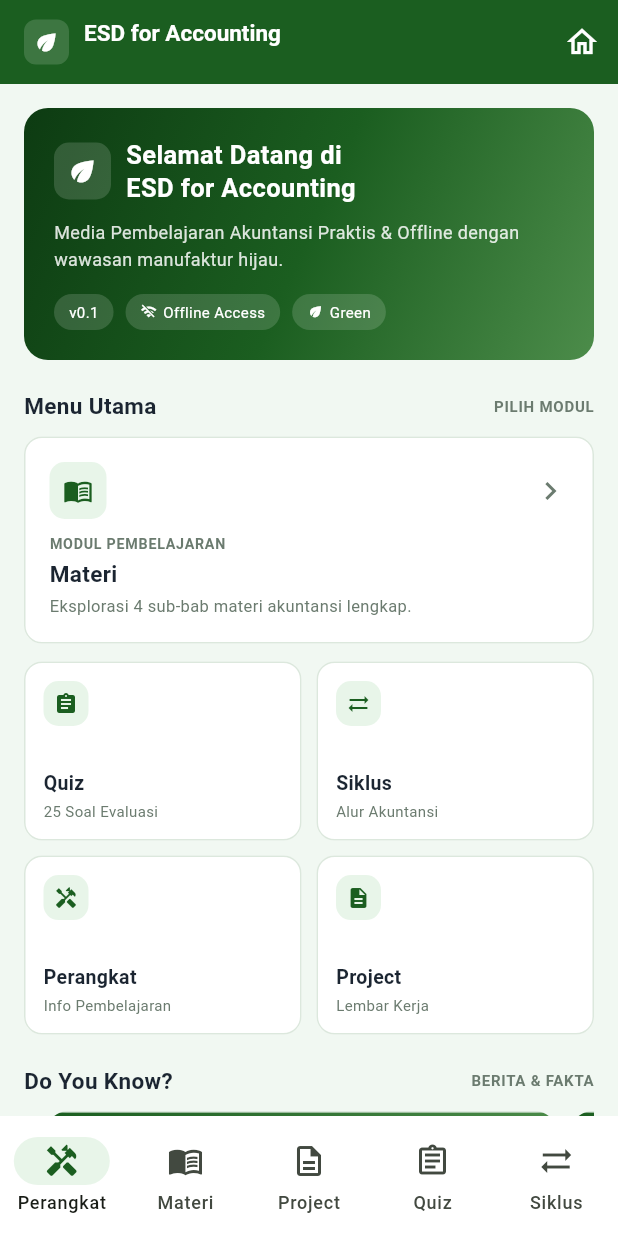
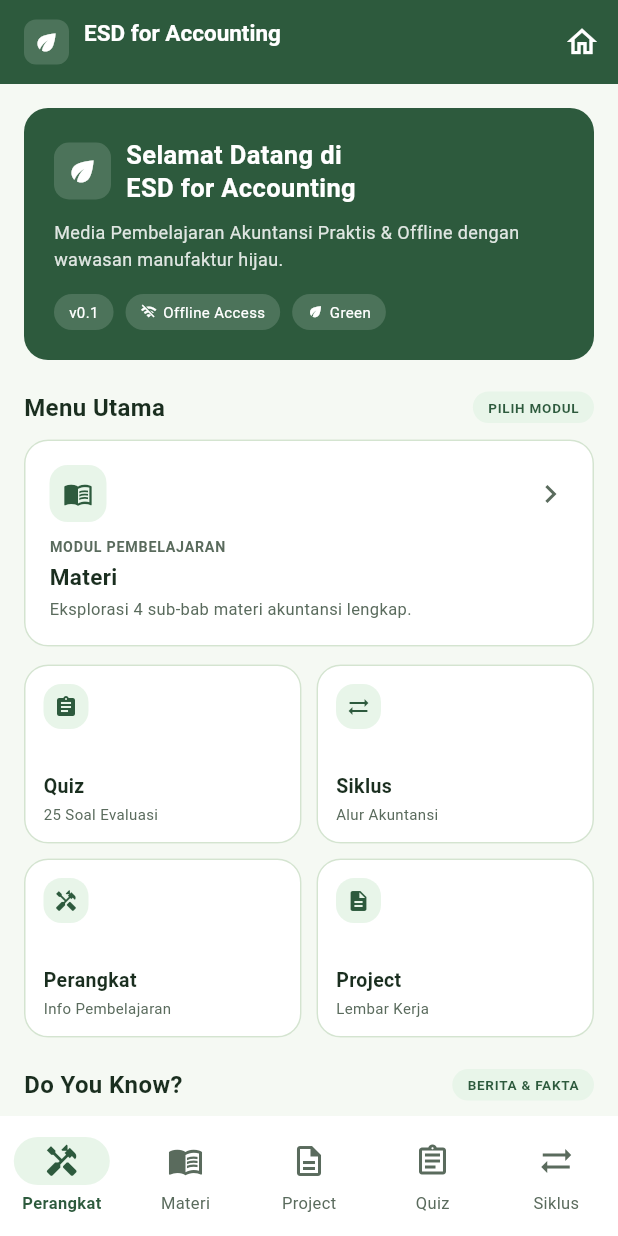
Before and after one commit to nurhadyr2/ESD-Smart-for-Accounting, a Flutter app: the screen it shows after launch, on a phone screen of 412 x 824 dp. Run offline on Flutter 3.47's test engine with Material 3 defaults, Android fonts, the phone set to English and light mode, and no system bars.

Commit message:
update color

```diff
--- a/lib/components/app_typography.dart
+++ b/lib/components/app_typography.dart
@@ -15,16 +15,16 @@ class PageHeader extends StatelessWidget {
         Text(
           title,
           style: const TextStyle(
-            fontSize: 18,
+            fontSize: 20,
             fontWeight: FontWeight.bold,
             color: AppColors.text,
           ),
         ),
-        const SizedBox(height: 4),
+        const SizedBox(height: 6),
         Text(
           subtitle,
           style: const TextStyle(
-            fontSize: 12,
+            fontSize: 12.5,
             color: AppColors.textDim,
             height: 1.5,
           ),
@@ -48,18 +48,25 @@ class SectionTitle extends StatelessWidget {
         Text(
           title,
           style: const TextStyle(
-            fontSize: 15,
+            fontSize: 16,
             fontWeight: FontWeight.bold,
             color: AppColors.text,
           ),
         ),
-        Text(
-          trailing,
-          style: const TextStyle(
-            fontSize: 10,
-            fontWeight: FontWeight.w700,
-            letterSpacing: 0.5,
-            color: AppColors.textDim,
+        Container(
+          padding: const EdgeInsets.symmetric(horizontal: 10, vertical: 4),
+          decoration: BoxDecoration(
+            color: AppColors.accentLight,
+            borderRadius: BorderRadius.circular(12),
+          ),
+          child: Text(
+            trailing,
+            style: const TextStyle(
+              fontSize: 9,
+              fontWeight: FontWeight.w700,
+              letterSpacing: 0.5,
+              color: AppColors.primary,
+            ),
           ),
         ),
       ],
@@ -77,7 +84,7 @@ class ChipLabel extends StatelessWidget {
   @override
   Widget build(BuildContext context) {
     return Container(
-      padding: const EdgeInsets.symmetric(horizontal: 9, vertical: 3),
+      padding: const EdgeInsets.symmetric(horizontal: 10, vertical: 4),
       decoration: BoxDecoration(
         color: color ?? AppColors.accentLight,
         borderRadius: BorderRadius.circular(20),
@@ -85,7 +92,7 @@ class ChipLabel extends StatelessWidget {
       child: Text(
         text,
         style: TextStyle(
-          fontSize: 9,
+          fontSize: 9.5,
           fontWeight: FontWeight.bold,
           color: textColor ?? AppColors.primary,
         ),
--- a/lib/screens/home_page.dart
+++ b/lib/screens/home_page.dart
@@ -67,11 +67,7 @@ class _HomePageState extends State<HomePage> {
   Widget _buildHeroCard() {
     return Container(
       decoration: BoxDecoration(
-        gradient: const LinearGradient(
-          colors: [AppColors.primaryDark, AppColors.primary, AppColors.primaryLight],
-          begin: Alignment.topLeft,
-          end: Alignment.bottomRight,
-        ),
+        color: AppColors.primary,
         borderRadius: BorderRadius.circular(16),
       ),
       padding: const EdgeInsets.all(20),
@@ -422,11 +418,7 @@ class _NewsCard extends StatelessWidget {
             height: 72,
             width: double.infinity,
             decoration: const BoxDecoration(
-              gradient: LinearGradient(
-                colors: [AppColors.primary, AppColors.primaryLight],
-                begin: Alignment.topLeft,
-                end: Alignment.bottomRight,
-              ),
+              color: AppColors.primary,
             ),
             child: Stack(
               children: [
--- a/lib/screens/quiz_page.dart
+++ b/lib/screens/quiz_page.dart
@@ -245,11 +245,7 @@ class _QuizPageState extends State<QuizPage> {
         Container(
           padding: const EdgeInsets.all(20),
           decoration: BoxDecoration(
-            gradient: const LinearGradient(
-              colors: [AppColors.primaryDark, AppColors.primary],
-              begin: Alignment.topLeft,
-              end: Alignment.bottomRight,
-            ),
+            color: AppColors.primary,
             borderRadius: BorderRadius.circular(16),
           ),
           child: Column(
--- a/lib/theme/app_theme.dart
+++ b/lib/theme/app_theme.dart
@@ -1,29 +1,41 @@
 import 'package:flutter/material.dart';
 
-/// Palet warna hijau — tema lingkungan / manufaktur hijau
 class AppColors {
   AppColors._();
 
-  static const Color primary = Color(0xFF1B5E20);       // hijau tua
-  static const Color primaryDark = Color(0xFF0D3B12);   // hijau sangat tua
-  static const Color primaryLight = Color(0xFF4C8C4A);  // hijau sedang
-  static const Color accent = Color(0xFF66BB6A);        // hijau terang
-  static const Color accentLight = Color(0xFFE8F5E9);   // hijau sangat muda
-  static const Color teal = Color(0xFF26A69A);
-  static const Color lime = Color(0xFF9CCC65);
+  static const Color primary = Color(0xFF2D5A3D);       // forest green (tombol, header)
+  static const Color primaryDark = Color(0xFF1E3D28);   // hijau sangat tua
+  static const Color primaryLight = Color(0xFF4A7C59);  // hijau sedang
+  static const Color accent = Color(0xFF7FB069);        // sage green (aksen)
+  static const Color accentLight = Color(0xFFE8F5E9);   // hijau sangat muda (background chip)
+  static const Color sage = Color(0xFFA8C5A0);          // sage muda
+  static const Color olive = Color(0xFF6B8E5A);         // olive green
+  static const Color mint = Color(0xFFC8E6C9);          // mint/hijau pastel
 
-  static const Color background = Color(0xFFF1F8F2);    // latar kehijauan lembut
+  static const Color background = Color(0xFFF5F9F3);    // latar kehijauan sangat lembut
   static const Color card = Colors.white;
-  static const Color border = Color(0xFFDCE8DD);
-  static const Color text = Color(0xFF1B2531);
-  static const Color textDim = Color(0xFF6B7B6F);
+  static const Color cardAlt = Color(0xFFF0F7EE);       // card alternatif
+  static const Color border = Color(0xFFD4E4D0);        // border hijau muda
+  static const Color divider = Color(0xFFE0EBDD);
 
-  static const Color warning = Color(0xFFC2760A);
-  static const Color warningBg = Color(0xFFFEF3E2);
-  static const Color success = Color(0xFF2E7D32);
+  // Text
+  static const Color text = Color(0xFF1A2E1F);          // hijau gelap kehitaman
+  static const Color textDim = Color(0xFF5A6B5D);       // abu kehijauan
+  static const Color textMuted = Color(0xFF8A9B8D);     // abu muda kehijauan
+
+  // Status colors
+  static const Color warning = Color(0xFFB8860B);       // kuning tua/amber
+  static const Color warningBg = Color(0xFFFEF8E7);
+  static const Color success = Color(0xFF2D5A3D);       // sama dengan primary
   static const Color successBg = Color(0xFFE8F5E9);
-  static const Color error = Color(0xFFC62828);
-  static const Color errorBg = Color(0xFFFFEBEE);
+  static const Color error = Color(0xFFB85C5C);         // merah bata lembut
+  static const Color errorBg = Color(0xFFFDECEA);
+
+  // Accent untuk kategori (seperti di gambar: hijau, kuning, biru muda)
+  static const Color categoryGreen = Color(0xFF2D5A3D);
+  static const Color categoryYellow = Color(0xFFD4A017);
+  static const Color categoryBlue = Color(0xFF5B8FA8);
+  static const Color categoryTeal = Color(0xFF4A7C6F);
 }
 
 class AppTheme {
@@ -38,6 +50,9 @@ class AppTheme {
         primary: AppColors.primary,
         secondary: AppColors.accent,
         surface: AppColors.card,
+        onPrimary: Colors.white,
+        onSecondary: Colors.white,
+        onSurface: AppColors.text,
       ),
       appBarTheme: const AppBarTheme(
         backgroundColor: AppColors.primary,
@@ -54,7 +69,7 @@ class AppTheme {
         color: AppColors.card,
         elevation: 0,
         shape: RoundedRectangleBorder(
-          borderRadius: BorderRadius.circular(14),
+          borderRadius: BorderRadius.circular(16),
           side: const BorderSide(color: AppColors.border),
         ),
       ),
@@ -62,20 +77,76 @@ class AppTheme {
         style: ElevatedButton.styleFrom(
           backgroundColor: AppColors.primary,
           foregroundColor: Colors.white,
+          elevation: 0,
           shape: RoundedRectangleBorder(
-            borderRadius: BorderRadius.circular(10),
+            borderRadius: BorderRadius.circular(24), // lebih rounded seperti gambar
           ),
-          padding: const EdgeInsets.symmetric(vertical: 12),
+          padding: const EdgeInsets.symmetric(vertical: 14, horizontal: 20),
         ),
       ),
       outlinedButtonTheme: OutlinedButtonThemeData(
         style: OutlinedButton.styleFrom(
           foregroundColor: AppColors.primary,
-          side: const BorderSide(color: AppColors.primary),
+          side: const BorderSide(color: AppColors.primary, width: 1.5),
           shape: RoundedRectangleBorder(
-            borderRadius: BorderRadius.circular(10),
+            borderRadius: BorderRadius.circular(24),
           ),
-          padding: const EdgeInsets.symmetric(vertical: 12),
+          padding: const EdgeInsets.symmetric(vertical: 14, horizontal: 20),
+        ),
+      ),
+      textButtonTheme: TextButtonThemeData(
+        style: TextButton.styleFrom(
+          foregroundColor: AppColors.primary,
+        ),
+      ),
+      chipTheme: ChipThemeData(
+        backgroundColor: AppColors.accentLight,
+        labelStyle: const TextStyle(color: AppColors.primary, fontSize: 12),
+        shape: RoundedRectangleBorder(
+          borderRadius: BorderRadius.circular(20),
+        ),
+      ),
+      navigationBarTheme: NavigationBarThemeData(
+        backgroundColor: AppColors.card,
+        indicatorColor: AppColors.accentLight,
+        labelTextStyle: WidgetStateProperty.resolveWith((states) {
+          if (states.contains(WidgetState.selected)) {
+            return const TextStyle(
+              color: AppColors.primary,
+              fontSize: 11,
+              fontWeight: FontWeight.w600,
+            );
+          }
+          return const TextStyle(color: AppColors.textDim, fontSize: 11);
+        }),
+        iconTheme: WidgetStateProperty.resolveWith((states) {
+          if (states.contains(WidgetState.selected)) {
+            return const IconThemeData(color: AppColors.primary);
+          }
+          return const IconThemeData(color: AppColors.textDim);
+        }),
+      ),
+      progressIndicatorTheme: const ProgressIndicatorThemeData(
+        color: AppColors.primary,
+        linearTrackColor: AppColors.border,
+      ),
+      snackBarTheme: SnackBarThemeData(
+        backgroundColor: AppColors.primary,
+        contentTextStyle: const TextStyle(color: Colors.white),
+        shape: RoundedRectangleBorder(
+          borderRadius: BorderRadius.circular(12),
+        ),
+        behavior: SnackBarBehavior.floating,
+      ),
+      dialogTheme: DialogThemeData(
+        backgroundColor: AppColors.card,
+        shape: RoundedRectangleBorder(
+          borderRadius: BorderRadius.circular(20),
+        ),
+        titleTextStyle: const TextStyle(
+          color: AppColors.text,
+          fontSize: 18,
+          fontWeight: FontWeight.bold,
         ),
       ),
     );
```
Also changed, not shown: lib/components/app_cards.dart (+44 -16 lines), lib/screens/materi_page.dart (+1 -8 lines).
